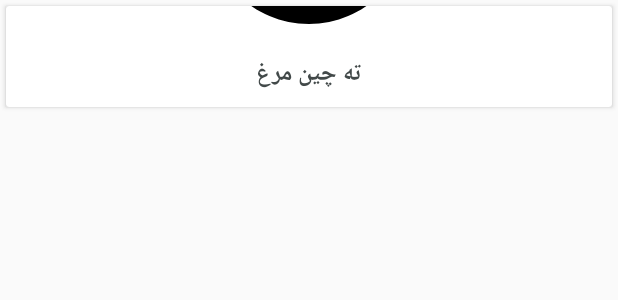
After one commit to JavadSheikhsagha/cooker, an Android app: the layout rv_allcats_item.xml on its own in the app's theme, with its tools: preview values and no code run, on a phone screen of 412 x 824 dp. The commit adds this screen. Shown: the top 300 px of the screen. Run offline under Robolectric (Android 15) with nearby library versions, the phone set to English and light mode, and no system bars; network calls fail.

Commit message:
all categories activity added and implemented the hole process.

```diff
--- a/app/src/main/AndroidManifest.xml
+++ b/app/src/main/AndroidManifest.xml
@@ -9,7 +9,8 @@
         android:roundIcon="@mipmap/ic_launcher_round"
         android:supportsRtl="true"
         android:theme="@style/AppTheme">
-        <activity android:name=".DrawerMenuItems.AboutActivity"></activity>
+        <activity android:name=".CategoryActivity.AllCategoryActivity"></activity>
+        <activity android:name=".DrawerMenuItems.AboutActivity" />
         <activity android:name=".DrawerMenuItems.ShareAcitivity" />
         <activity android:name=".DrawerMenuItems.BuyListActivity" />
         <activity android:name=".DrawerMenuItems.ScoreActivity" />
--- a/app/src/main/java/jvd/ir/cooker/MainActivity/MainRvAdapter.java
+++ b/app/src/main/java/jvd/ir/cooker/MainActivity/MainRvAdapter.java
@@ -48,7 +48,7 @@ public class MainRvAdapter extends RecyclerView.Adapter<MainRvAdapter.RvViewHold
         holder.txtUser.setText(foodModel.getCheefId());
         holder.txtTitle.setText(foodModel.getTitle());
         holder.txtLikes.setText(foodModel.getLikes());
-        Picasso.get().load(foodModel.getImage()).into(holder.image);
+        Picasso.get().load(foodModel.getImage()).placeholder(R.drawable.ic_arrow_back_black_24dp).into(holder.image);
 
         if (foodModel.getmNew().equals("0")){
             holder.image.setLabelVisual(false);
--- /dev/null
+++ b/app/src/main/res/layout/rv_allcats_item.xml
@@ -0,0 +1,46 @@
+<?xml version="1.0" encoding="utf-8"?>
+<androidx.cardview.widget.CardView xmlns:android="http://schemas.android.com/apk/res/android"
+    android:layout_width="match_parent"
+    android:layout_height="wrap_content"
+    xmlns:tools="http://schemas.android.com/tools"
+    xmlns:app="http://schemas.android.com/apk/res-auto"
+    android:background="?attr/selectableItemBackground"
+    android:layout_marginRight="4dp"
+    android:layout_marginLeft="4dp"
+    android:layout_marginTop="4dp"
+    android:layout_marginBottom="4dp"
+    android:id="@+id/card_allCatsItem_parent">
+
+    <RelativeLayout
+        android:layout_width="wrap_content"
+        android:layout_height="wrap_content"
+        >
+
+        <ImageView
+            android:layout_centerHorizontal="true"
+            android:layout_width="match_parent"
+            android:layout_height="wrap_content"
+            tools:src="@drawable/ic_perm_identity_black_24dp"
+            android:scaleType="centerCrop"
+            android:id="@+id/img_allCatsItem_image"
+            />
+
+        <TextView
+            android:layout_width="wrap_content"
+            android:layout_height="wrap_content"
+            tools:text="ته چین مرغ"
+            android:layout_below="@+id/img_allCatsItem_image"
+            android:layout_centerHorizontal="true"
+            android:layout_marginTop="8dp"
+            android:layout_marginRight="8dp"
+            android:textSize="16sp"
+            android:textColor="@color/colorBlack"
+            android:textStyle="bold"
+            android:layout_marginBottom="8dp"
+            android:id="@+id/txt_allCatsItem_title"
+            />
+
+
+    </RelativeLayout>
+
+</androidx.cardview.widget.CardView>
```
Also changed, not shown: app/src/main/java/jvd/ir/cooker/CategoryActivity/ActivityCategory.java (+9 -0 lines), app/src/main/java/jvd/ir/cooker/CategoryActivity/AllCategoryActivity.java (added, +82 -0 lines), app/src/main/java/jvd/ir/cooker/CategoryActivity/CategoryApiService.java (+6 -1 lines), app/src/main/java/jvd/ir/cooker/CategoryActivity/CategoryRepository.java (+6 -1 lines), app/src/main/java/jvd/ir/cooker/CategoryActivity/CategoryViewModel.java (+6 -1 lines), app/src/main/java/jvd/ir/cooker/CategoryActivity/RvAllCatAdapter.java (added, +79 -0 lines), app/src/main/java/jvd/ir/cooker/MainActivity/MainActivity.java (+8 -0 lines), app/src/main/java/jvd/ir/cooker/MainActivity/MainCatTopAdapter.java (+12 -1 lines), app/src/main/res/layout/activity_all_category.xml (added, +50 -0 lines), app/src/main/res/layout/img_bookmark_help_dialog.xml (+13 -0 lines).
